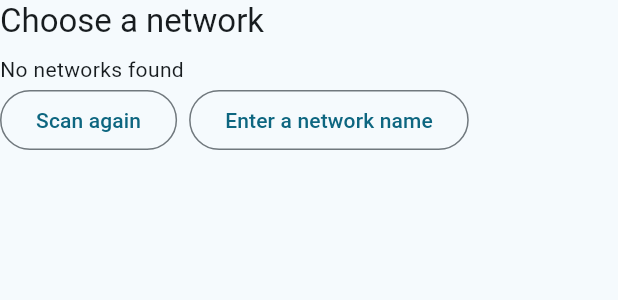
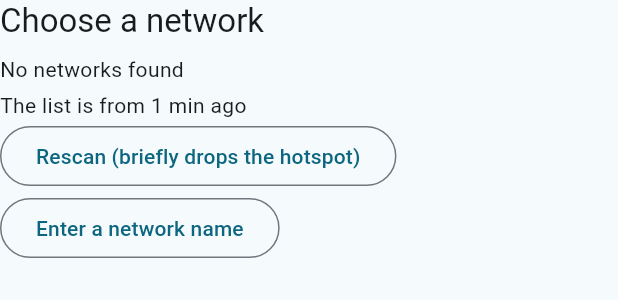
Before and after one commit to micaoss/mica-app, a Flutter app: the NetworkForm widget shown alone on an empty page, opened directly with empty values, on a phone screen of 412 x 824 dp. Shown: the top 300 px of the screen. Run offline on Flutter 3.47's test engine with Material 3 defaults, Android fonts, the phone set to English and light mode, and no system bars; our stand-ins replace qr_flutter; missing offline and left inert: pointycastle, universal_ble; statements that could not run were skipped.

Commit message:
Wi-Fi scan beside the hotspot: stale lists and the rescan (mica-core 709aebe)
The device now scans while its access point runs: fresh with no client
on it, else its last list with stale and ageSeconds; scanWifi's rescan
scans anyway and drops the hotspot's clients for the scan. ap_active is
left for a device with nothing scanned before, or from before the
change.

The app scans in access-point mode too instead of going straight to the
name field. Under a stale list it says how old the list is and offers
"rescan (briefly drops the hotspot)", which sends rescan: true; an empty
list opens the name field; a missing stale reads as false. The mock
device follows the doc, and a 0.0.3 device keeps answering ap_active.

```diff
--- a/lib/l10n/app_en.arb
+++ b/lib/l10n/app_en.arb
@@ -68,6 +68,9 @@
   "configureWifi": "Configure Wi-Fi",
   "networkTitle": "Choose a network",
   "scanning": "Scanning…",
+  "staleList": "The list is from {minutes} min ago",
+  "@staleList": {"placeholders": {"minutes": {"type": "int"}}},
+  "rescanAp": "Rescan (briefly drops the hotspot)",
   "rescan": "Scan again",
   "apNoScan": "The device is a Wi-Fi access point and cannot scan: enter the network name.",
   "scanFailed": "The scan failed: scan again or enter the name",
--- a/lib/l10n/app_localizations.dart
+++ b/lib/l10n/app_localizations.dart
@@ -385,6 +385,18 @@ abstract class AppLocalizations {
   /// In en, this message translates to:
   /// **'Scanning…'**
   String get scanning;
+
+  /// No description provided for @staleList.
+  ///
+  /// In en, this message translates to:
+  /// **'The list is from {minutes} min ago'**
+  String staleList(int minutes);
+
+  /// No description provided for @rescanAp.
+  ///
+  /// In en, this message translates to:
+  /// **'Rescan (briefly drops the hotspot)'**
+  String get rescanAp;
 
   /// No description provided for @rescan.
   ///
--- a/lib/l10n/app_localizations_en.dart
+++ b/lib/l10n/app_localizations_en.dart
@@ -165,6 +165,14 @@ class AppLocalizationsEn extends AppLocalizations {
 
   @override
   String get scanning => 'Scanning…';
+
+  @override
+  String staleList(int minutes) {
+    return 'The list is from $minutes min ago';
+  }
+
+  @override
+  String get rescanAp => 'Rescan (briefly drops the hotspot)';
 
   @override
   String get rescan => 'Scan again';
--- a/lib/l10n/app_zh.arb
+++ b/lib/l10n/app_zh.arb
@@ -49,6 +49,8 @@
   "configureWifi": "配置 Wi-Fi",
   "networkTitle": "选择网络",
   "scanning": "正在扫描…",
+  "staleList": "列表来自 {minutes} 分钟前",
+  "rescanAp": "重新扫描（会短暂断开热点）",
   "rescan": "重新扫描",
   "apNoScan": "设备当前为 Wi-Fi 接入点模式，不能扫描，请输入网络名称。",
   "scanFailed": "扫描失败，可以重新扫描或手动输入",
--- a/lib/setup_page.dart
+++ b/lib/setup_page.dart
@@ -163,10 +163,14 @@ class StatusStep extends Step {
 }
 
 class NetworkStep extends Step {
-  const NetworkStep(this.status, this.networks, {required this.manual});
+  const NetworkStep(this.status, this.networks, {required this.manual, this.ageSeconds});
   final Status status;
   final List<Network>? networks;
   final bool manual;
+
+  /// A stale list's age: the device served its last scan rather than drop a
+  /// client off its access point.
+  final int? ageSeconds;
 }
 
 class PasswordStep extends Step {
@@ -429,16 +433,20 @@ class _SetupPageState extends State<SetupPage> {
     }
   }
 
-  Future<void> _chooseNetwork([String notice = '']) async {
+  /// [rescan] scans even with clients on the device's access point, which
+  /// lose it for the scan.
+  Future<void> _chooseNetwork([String notice = '', bool rescan = false]) async {
     _go(BusyStep(t.scanning));
     try {
       final status = await _getStatus();
       if (status == null) return;
-      if (status.wifiMode == 'ap') {
-        return _go(NetworkStep(status, null, manual: true), notice.isEmpty ? t.apNoScan : notice);
+      final e = await _client!.run('scanWifi', {if (rescan) 'rescan': true});
+      if (e.event == 'networks') {
+        final networks = mergeNetworks(e['networks']);
+        // A device from before `stale` sends none: a fresh list.
+        final age = e['stale'] == true && e['ageSeconds'] is int ? e['ageSeconds'] as int : null;
+        return _go(NetworkStep(status, networks, manual: networks.isEmpty, ageSeconds: age), notice);
       }
-      final e = await _client!.run('scanWifi');
-      if (e.event == 'networks') return _go(NetworkStep(status, mergeNetworks(e['networks']), manual: false), notice);
       final why = switch (e.reason) {
         'ap_active' => t.apNoScan,
         'scan_failed' => t.scanFailed,
@@ -603,6 +611,7 @@ class _SetupPageState extends State<SetupPage> {
         key: ObjectKey(s),
         step: s,
         onRescan: _chooseNetwork,
+        onRescanAp: () => _chooseNetwork('', true),
         onPick: (ssid, hidden) => _go(PasswordStep(ssid, hidden, s.status)),
       ),
       final PasswordStep s => PasswordForm(
@@ -1075,10 +1084,16 @@ class JoinedView extends StatelessWidget {
 
 /// Step 6: the scan list, or the name typed in (always in access-point mode).
 class NetworkForm extends StatefulWidget {
-  const NetworkForm({super.key, required this.step, required this.onRescan, required this.onPick});
+  const NetworkForm({
+    super.key,
+    required this.step,
+    required this.onRescan,
+    required this.onRescanAp,
+    required this.onPick,
+  });
 
   final NetworkStep step;
-  final VoidCallback onRescan;
+  final VoidCallback onRescan, onRescanAp;
   final void Function(String ssid, bool hidden) onPick;
 
   @override
@@ -1106,7 +1121,7 @@ class _NetworkFormState extends State<NetworkForm> {
   @override
   Widget build(BuildContext context) {
     final t = AppLocalizations.of(context);
-    final networks = widget.step.networks;
+    final networks = widget.step.networks, age = widget.step.ageSeconds;
     return Column(
       crossAxisAlignment: CrossAxisAlignment.stretch,
       children: [
@@ -1123,10 +1138,12 @@ class _NetworkFormState extends State<NetworkForm> {
                 onTap: () => widget.onPick(n.ssid, false),
               ),
             ),
+          if (age != null) ...[const SizedBox(height: 4), Text(t.staleList(age < 90 ? 1 : (age / 60).round()))],
           Wrap(
             spacing: 8,
             children: [
-              OutlinedButton(onPressed: widget.onRescan, child: Text(t.rescan)),
+              if (age == null) OutlinedButton(onPressed: widget.onRescan, child: Text(t.rescan)),
+              if (age != null) OutlinedButton(onPressed: widget.onRescanAp, child: Text(t.rescanAp)),
               if (!_manual) OutlinedButton(onPressed: () => setState(() => _manual = true), child: Text(t.manual)),
             ],
           ),
```
Also changed, not shown: lib/l10n/app_localizations_zh.dart (+8 -0 lines), 2 other files.
